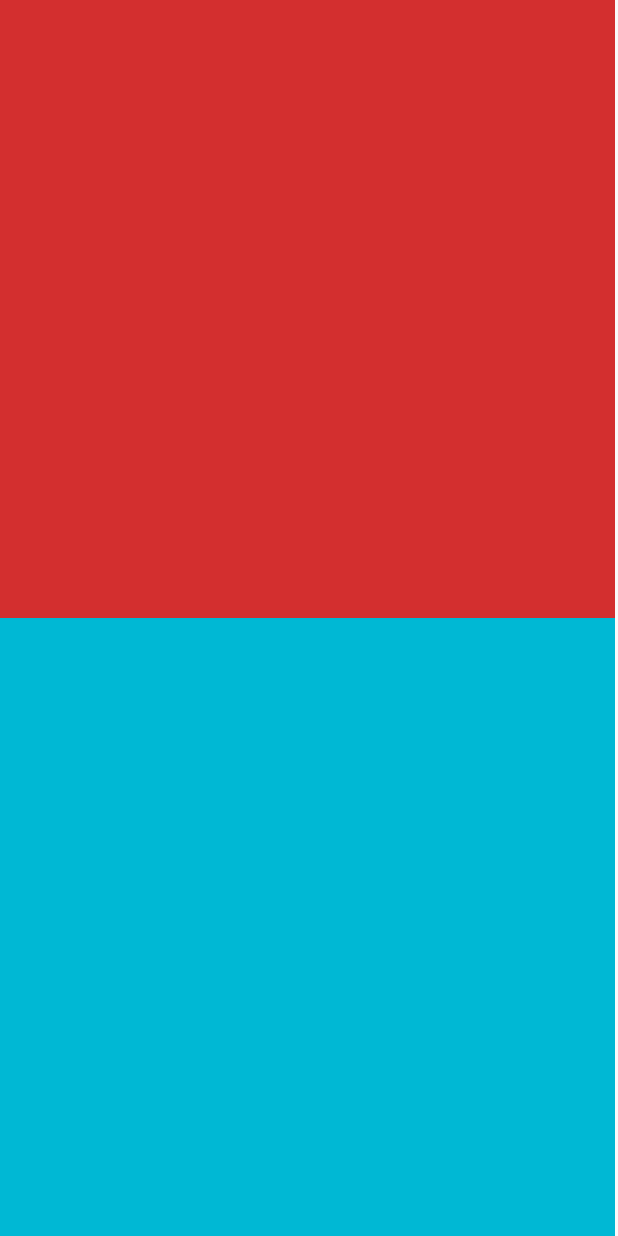
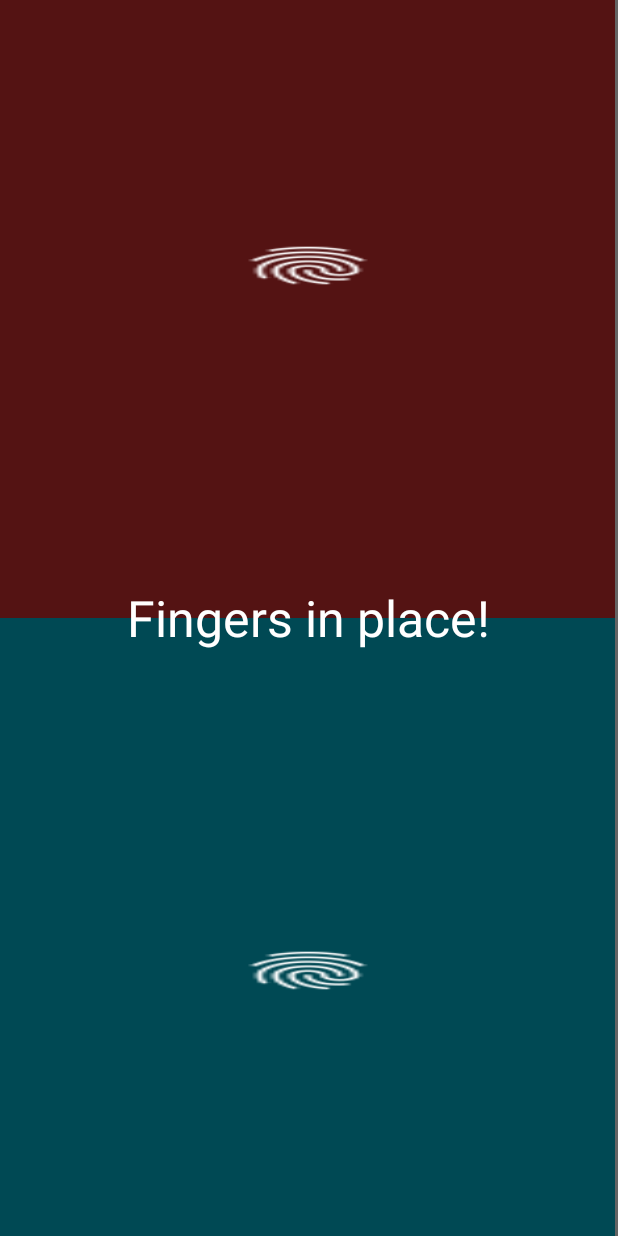
Before and after one commit to tussp/clickout, an Android app: the AdvancedGameActivity screen opened directly, with no data from a screen before it, on a phone screen of 412 x 824 dp. Run offline under Robolectric (Android 15) with nearby library versions, the phone set to English and light mode, and no system bars.

Commit message:
Added finger check before game start

```diff
--- a/ClickOut/app/src/main/java/com/clickout/clickout/AdvancedGameActivity.java
+++ b/ClickOut/app/src/main/java/com/clickout/clickout/AdvancedGameActivity.java
@@ -1,15 +1,16 @@
 package com.clickout.clickout;
+
 import android.animation.Animator;
 import android.animation.AnimatorListenerAdapter;
 import android.animation.ValueAnimator;
 import android.content.DialogInterface;
 import android.content.Intent;
+import android.graphics.drawable.ColorDrawable;
 import android.os.Bundle;
 import android.support.v7.app.AlertDialog;
 import android.support.v7.app.AppCompatActivity;
 import android.view.View;
 import android.view.WindowManager;
-import android.view.animation.BounceInterpolator;
 import android.view.animation.OvershootInterpolator;
 import android.widget.RelativeLayout;
 
@@ -42,6 +43,12 @@ public class AdvancedGameActivity extends AppCompatActivity {
         this.boxViewsTop = new ArrayList<BoxView>();
         this.initBoxViews();
         playInitialAnimations();
+    }
+
+    private void showFingerCheck() {
+        FingerCheckDialog dialog = new FingerCheckDialog(this);
+        dialog.getWindow().setBackgroundDrawable(new ColorDrawable(android.graphics.Color.TRANSPARENT));
+        dialog.show();
     }
 
     private void initBoxViews() {
@@ -148,6 +155,8 @@ public class AdvancedGameActivity extends AppCompatActivity {
                     super.onAnimationEnd(animation);
                     if (currentIndex < max - 1) {
                         animators.get(currentIndex + 1).start();
+                    } else if (currentIndex == max - 1) {
+                        showFingerCheck();
                     }
                 }
             });
--- /dev/null
+++ b/ClickOut/app/src/main/java/com/clickout/clickout/FingerCheckDialog.java
@@ -0,0 +1,111 @@
+package com.clickout.clickout;
+
+import android.app.Activity;
+import android.app.Dialog;
+import android.graphics.drawable.ColorDrawable;
+import android.media.Image;
+import android.os.Bundle;
+import android.os.CountDownTimer;
+import android.os.SystemClock;
+import android.view.MotionEvent;
+import android.view.View;
+import android.view.Window;
+import android.widget.Button;
+import android.widget.ImageButton;
+import android.widget.TextView;
+
+import java.util.Timer;
+
+public class FingerCheckDialog extends Dialog {
+    ImageButton topButton;
+    ImageButton bottomButton;
+    TextView fingerCheckCounterLabel;
+    TextView fingerCheckDefaultMessageLabel;
+    private boolean topFingerDown = false;
+    private boolean bottomFingerDown = false;
+
+    public FingerCheckDialog(Activity acitvity) {
+        super(acitvity);
+    }
+
+    @Override
+    protected void onCreate(Bundle savedInstanceState) {
+        super.onCreate(savedInstanceState);
+        requestWindowFeature(Window.FEATURE_NO_TITLE);
+        setContentView(R.layout.fingercheck_dialog_layout);
+        this.setCancelable(false);
+        this.setCanceledOnTouchOutside(false);
+        this.fingerCheckCounterLabel = (TextView) this.findViewById(R.id.fingercheck_counter);
+        this.topButton = (ImageButton) this.findViewById(R.id.btn_top_finger);
+        this.bottomButton = (ImageButton) this.findViewById(R.id.btn_bottom_finger);
+        this.fingerCheckDefaultMessageLabel = (TextView) this.findViewById(R.id.fingercheck_default_message_label);
+
+        this.topButton.setOnTouchListener(new View.OnTouchListener() {
+            @Override
+            public boolean onTouch(View view, MotionEvent motionEvent) {
+                if (motionEvent.getAction() == MotionEvent.ACTION_DOWN) {
+                    topFingerDown = true;
+                    checkFingers();
+                    return false;
+                }
+
+                if(motionEvent.getAction() == MotionEvent.ACTION_UP){
+                    topFingerDown = false;
+                    checkFingers();
+                    return false;
+                }
+
+                return false;
+            }
+        });
+
+        this.bottomButton.setOnTouchListener(new View.OnTouchListener() {
+            @Override
+            public boolean onTouch(View view, MotionEvent motionEvent) {
+                if (motionEvent.getAction() == MotionEvent.ACTION_DOWN) {
+                    bottomFingerDown = true;
+                    checkFingers();
+                    return false;
+                }
+
+                if(motionEvent.getAction() == MotionEvent.ACTION_UP){
+                    bottomFingerDown = false;
+                    checkFingers();
+                    return false;
+                }
+
+                return false;
+            }
+        });
+
+        this.timer = new CountDownTimer(6000, 1000) {
+            @Override
+            public void onTick(long l) {
+                myCounter -= 1;
+                fingerCheckCounterLabel.setText(Integer.toString(myCounter));
+                if (myCounter == 0) {
+                    dismiss();
+                }
+            }
+
+            @Override
+            public void onFinish() {
+            }
+        };
+    }
+
+    private int myCounter = 4;
+    private CountDownTimer timer;
+
+    private void checkFingers() {
+        if (this.topFingerDown && this.bottomFingerDown) {
+            this.timer.start();
+            this.fingerCheckDefaultMessageLabel.setVisibility(View.INVISIBLE);
+        } else {
+            this.fingerCheckDefaultMessageLabel.setVisibility(View.VISIBLE);
+            this.fingerCheckCounterLabel.setText("");
+            this.timer.cancel();
+            this.myCounter = 4;
+        }
+    }
+}
--- /dev/null
+++ b/ClickOut/app/src/main/res/layout/fingercheck_dialog_layout.xml
@@ -0,0 +1,44 @@
+<?xml version="1.0" encoding="utf-8"?>
+<RelativeLayout xmlns:android="http://schemas.android.com/apk/res/android"
+    android:layout_width="fill_parent"
+    android:layout_height="600dp">
+
+    <ImageButton
+        android:id="@+id/btn_top_finger"
+        android:layout_centerHorizontal="true"
+        android:layout_width="100dp"
+        android:layout_height="30dp"
+        android:background="@mipmap/ic_fingerprint_white_24dp"
+        android:clickable="true"
+        android:layout_marginTop="50dp" />
+
+    <TextView
+        android:id="@+id/fingercheck_counter"
+        android:textSize="175px"
+        android:layout_centerVertical="true"
+        android:layout_centerHorizontal="true"
+        android:textColor="@android:color/white"
+        android:layout_width="wrap_content"
+        android:layout_height="wrap_content" />
+
+    <TextView
+        android:id="@+id/fingercheck_default_message_label"
+        android:textSize="50px"
+        android:text="Fingers in place!"
+        android:layout_centerVertical="true"
+        android:layout_centerHorizontal="true"
+        android:textColor="@android:color/white"
+        android:layout_width="wrap_content"
+        android:layout_height="wrap_content" />
+
+    <ImageButton
+        android:id="@+id/btn_bottom_finger"
+        android:layout_width="100dp"
+        android:layout_centerHorizontal="true"
+        android:layout_alignParentBottom="true"
+        android:layout_height="30dp"
+        android:clickable="true"
+        android:layout_marginBottom="50dp"
+        android:background="@mipmap/ic_fingerprint_white_24dp"/>
+
+</RelativeLayout>
```
Also changed, not shown: ClickOut/app/src/main/java/com/clickout/clickout/GameActivity.java (+16 -10 lines), ClickOut/app/src/main/res/mipmap-hdpi/ic_fingerprint_white_24dp.png (added), ClickOut/app/src/main/res/mipmap-mdpi/ic_fingerprint_white_24dp.png (added), ClickOut/app/src/main/res/mipmap-xhdpi/ic_fingerprint_white_24dp.png (added), ClickOut/app/src/main/res/mipmap-xxhdpi/ic_fingerprint_white_24dp.png (added), ClickOut/app/src/main/res/mipmap-xxxhdpi/ic_fingerprint_white_24dp.png (added).
